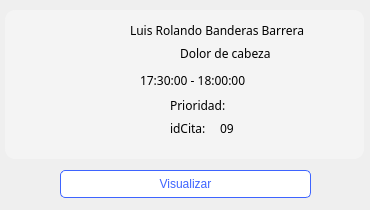
Qt form hospital-Core/Widgets/Administrador/administrador_tarjeta_cancelacion_cita.ui (MrDanielG/Hospital-SCRUM) before a commit.
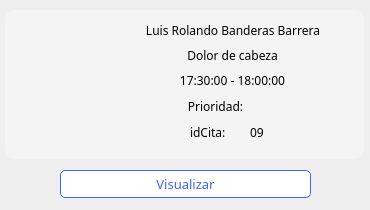
The same form after that commit. Icons and pictures are not drawn.

```diff
--- a/hospital-Core/Widgets/Administrador/administrador_tarjeta_cancelacion_cita.ui
+++ b/hospital-Core/Widgets/Administrador/administrador_tarjeta_cancelacion_cita.ui
@@ -16,10 +16,10 @@
   <widget class="QLabel" name="lbl_prioridad">
    <property name="geometry">
     <rect>
-     <x>170</x>
-     <y>95</y>
-     <width>70</width>
-     <height>20</height>
+     <x>180</x>
+     <y>98</y>
+     <width>71</width>
+     <height>16</height>
     </rect>
    </property>
    <property name="minimumSize">
@@ -30,7 +30,7 @@
    </property>
    <property name="maximumSize">
     <size>
-     <width>70</width>
+     <width>16777215</width>
      <height>16777215</height>
     </size>
    </property>
@@ -45,14 +45,17 @@
    <property name="text">
     <string>Prioridad:</string>
    </property>
+   <property name="alignment">
+    <set>Qt::AlignCenter</set>
+   </property>
   </widget>
   <widget class="QLabel" name="lbl_horario_admin_cancelar_cita">
    <property name="geometry">
     <rect>
-     <x>140</x>
-     <y>70</y>
-     <width>121</width>
-     <height>20</height>
+     <x>132</x>
+     <y>72</y>
+     <width>201</width>
+     <height>16</height>
     </rect>
    </property>
    <property name="font">
@@ -67,11 +70,14 @@
    <property name="text">
     <string>17:30:00 - 18:00:00</string>
    </property>
+   <property name="alignment">
+    <set>Qt::AlignCenter</set>
+   </property>
   </widget>
   <widget class="QLabel" name="lbl_prioridad_admin_cancelar_cita">
    <property name="geometry">
     <rect>
-     <x>250</x>
+     <x>260</x>
      <y>95</y>
      <width>20</width>
      <height>20</height>
@@ -106,7 +112,7 @@
    <property name="geometry">
     <rect>
      <x>20</x>
-     <y>24</y>
+     <y>30</y>
      <width>100</width>
      <height>100</height>
     </rect>
@@ -127,9 +133,9 @@
   <widget class="QLabel" name="lbl_motivo_admin_cancelar_cita">
    <property name="geometry">
     <rect>
-     <x>180</x>
-     <y>45</y>
-     <width>111</width>
+     <x>132</x>
+     <y>47</y>
+     <width>201</width>
      <height>16</height>
     </rect>
    </property>
@@ -144,6 +150,9 @@
    <property name="text">
     <string>Dolor de cabeza</string>
    </property>
+   <property name="alignment">
+    <set>Qt::AlignCenter</set>
+   </property>
   </widget>
   <widget class="QLabel" name="label">
    <property name="geometry">
@@ -171,6 +180,12 @@
      <height>28</height>
     </rect>
    </property>
+   <property name="font">
+    <font>
+     <family>Montserrat</family>
+     <pointsize>10</pointsize>
+    </font>
+   </property>
    <property name="styleSheet">
     <string notr="true">*{
 	background-color: white;
@@ -192,10 +207,10 @@
   <widget class="QLabel" name="lbl_nombre_admin_tarjeta_horario">
    <property name="geometry">
     <rect>
-     <x>130</x>
-     <y>20</y>
-     <width>201</width>
-     <height>20</height>
+     <x>132</x>
+     <y>22</y>
+     <width>202</width>
+     <height>16</height>
     </rect>
    </property>
    <property name="font">
@@ -209,13 +224,16 @@
    <property name="text">
     <string>Luis Rolando Banderas Barrera</string>
    </property>
+   <property name="alignment">
+    <set>Qt::AlignCenter</set>
+   </property>
   </widget>
   <widget class="QLabel" name="label_2">
    <property name="geometry">
     <rect>
-     <x>170</x>
-     <y>120</y>
-     <width>41</width>
+     <x>190</x>
+     <y>124</y>
+     <width>44</width>
      <height>16</height>
     </rect>
    </property>
@@ -224,6 +242,9 @@
      <family>Montserrat</family>
     </font>
    </property>
+   <property name="styleSheet">
+    <string notr="true">background:none;</string>
+   </property>
    <property name="text">
     <string>idCita:</string>
    </property>
@@ -231,9 +252,9 @@
   <widget class="QLabel" name="lbl_idCita_admin_cancelar_cita">
    <property name="geometry">
     <rect>
-     <x>220</x>
-     <y>120</y>
-     <width>21</width>
+     <x>250</x>
+     <y>124</y>
+     <width>17</width>
      <height>16</height>
     </rect>
    </property>
@@ -242,6 +263,9 @@
      <family>Montserrat</family>
     </font>
    </property>
+   <property name="styleSheet">
+    <string notr="true">background:none;</string>
+   </property>
    <property name="text">
     <string>09</string>
    </property>
```
Left out of the diff: 8 changed lines with no effect on the pictures.
